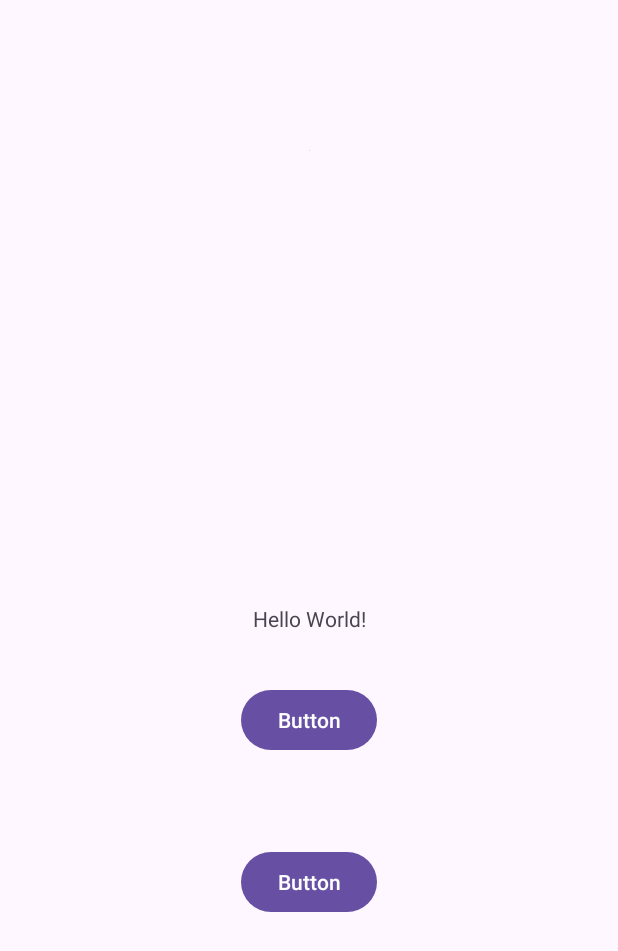
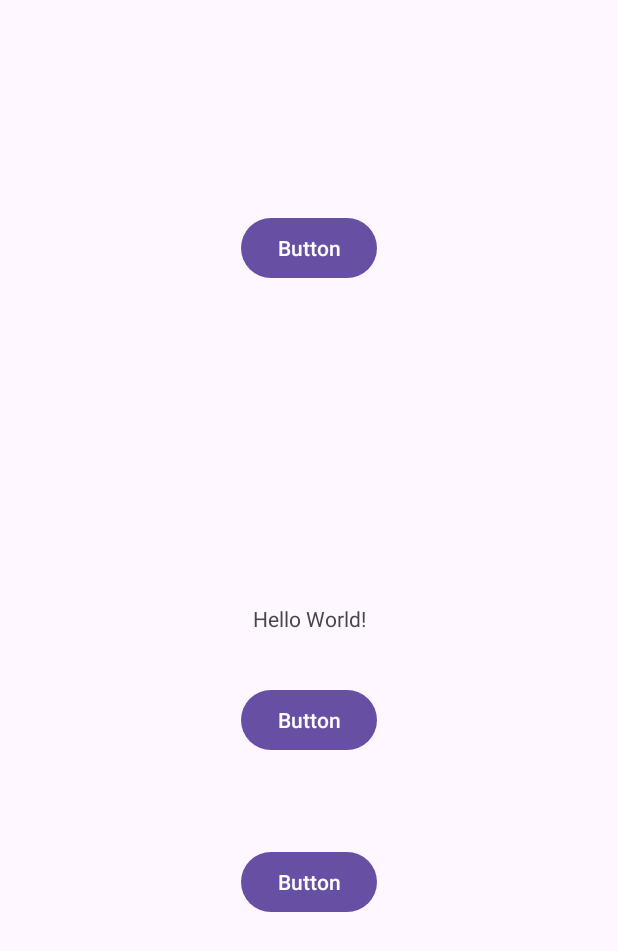
Before and after one commit to kirankab7/Android-Permissions-Sample-app, an Android app: the layout activity_main.xml on its own in the app's theme, with its tools: preview values and no code run, on a phone screen of 412 x 824 dp. Shown: the top 951 px of the screen. Run offline under Robolectric (Android 15) with nearby library versions, the phone set to English and light mode, and no system bars.

Commit message:
Button Added 3

```diff
--- a/app/src/main/java/com/example/permission/MainActivity.kt
+++ b/app/src/main/java/com/example/permission/MainActivity.kt
@@ -29,6 +29,9 @@ class MainActivity : AppCompatActivity() {
         }
         binding.button2.setOnClickListener {
             print("New Version")
+        }
+        binding.button3.setOnClickListener {
+            print("New Version v1.1")
         }
 
     }
--- a/app/src/main/res/layout/activity_main.xml
+++ b/app/src/main/res/layout/activity_main.xml
@@ -36,14 +36,14 @@
         app:layout_constraintStart_toStartOf="@+id/button"
         app:layout_constraintTop_toBottomOf="@+id/button" />
 
-    <ImageView
-        android:id="@+id/imageView"
+    <Button
+        android:id="@+id/button3"
         android:layout_width="wrap_content"
         android:layout_height="wrap_content"
-        android:layout_marginTop="100dp"
+        android:layout_marginTop="141dp"
+        android:text="Button"
         app:layout_constraintEnd_toEndOf="parent"
         app:layout_constraintStart_toStartOf="parent"
-        app:layout_constraintTop_toTopOf="parent"
-        tools:srcCompat="@tools:sample/avatars" />
+        app:layout_constraintTop_toTopOf="parent" />
 
 </androidx.constraintlayout.widget.ConstraintLayout>
```
